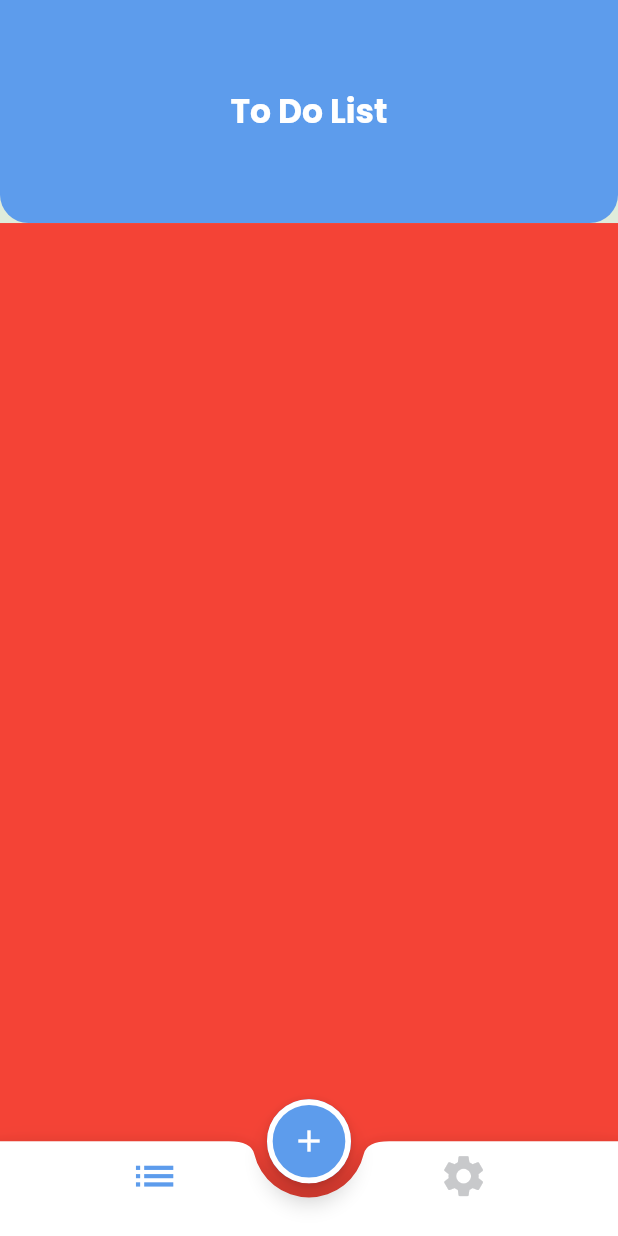
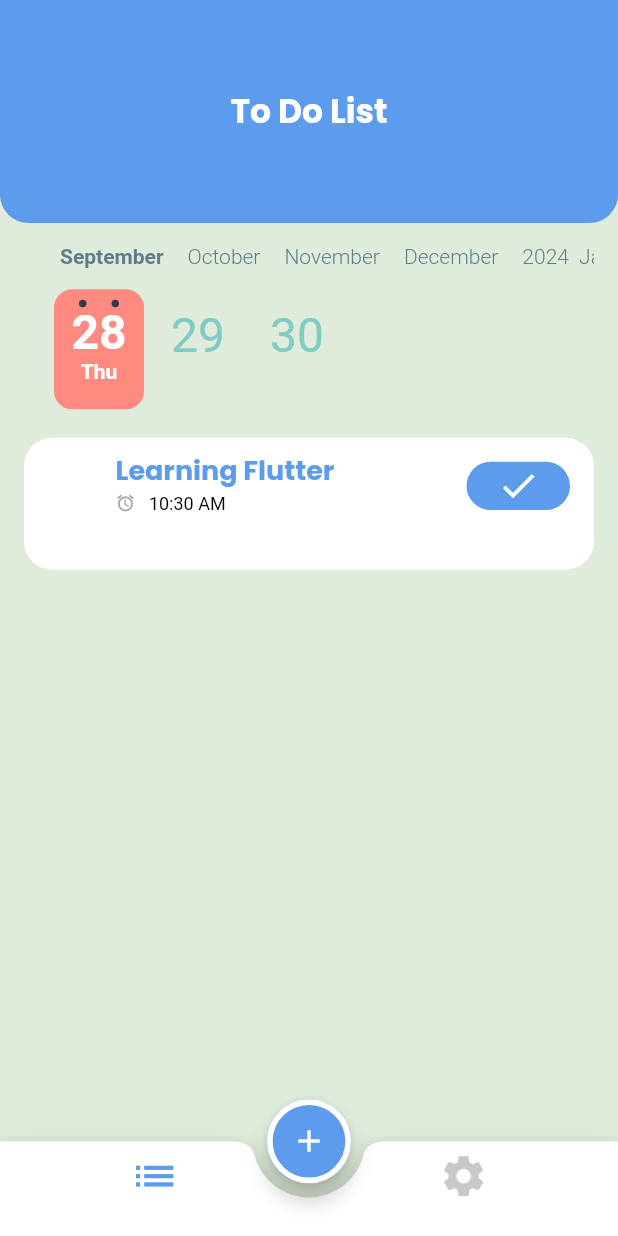
Before and after one commit to heshamgasser/todo_list, a Flutter app: the screen it shows after launch, on a phone screen of 412 x 824 dp. Run offline on Flutter 3.47's test engine with Material 2 defaults, Android fonts, the phone set to English and light mode, and no system bars; drawn by our look-alikes of calendar_timeline; our stand-ins replace flutter_screenutil, google_fonts, shared_preferences; generated files the repository leaves out were written again.

Commit message:
complete add Task UI design

```diff
--- a/lib/provider/add_task_provider.dart
+++ b/lib/provider/add_task_provider.dart
@@ -5,6 +5,14 @@ class AddTaskProvider extends ChangeNotifier {
 
   DateTime? date = DateUtils.dateOnly(DateTime.now());
   TimeOfDay? time = TimeOfDay.now();
+
+  bool taskDone = false;
+
+  void changeTaskStatus (){
+    taskDone = !taskDone;
+    notifyListeners();
+  }
+
 
   void formValidate(BuildContext context) {
     if (formKey.currentState!.validate()) {
--- a/lib/tabs/task_tabs.dart
+++ b/lib/tabs/task_tabs.dart
@@ -1,12 +1,93 @@
+import 'package:calendar_timeline/calendar_timeline.dart';
 import 'package:flutter/material.dart';
+import 'package:flutter_screenutil/flutter_screenutil.dart';
+import 'package:provider/provider.dart';
+import 'package:todo/provider/add_task_provider.dart';
+import 'package:todo/style/app_colors.dart';
 
 class TasksTab extends StatelessWidget {
   const TasksTab({super.key});
 
   @override
   Widget build(BuildContext context) {
-    return Container(
-      color: Colors.red,
+
+    return ChangeNotifierProvider(
+      create: (context) => AddTaskProvider(),
+      builder: (context, child) {
+        var pro = Provider.of<AddTaskProvider>(context);
+
+        return Padding(
+          padding: EdgeInsets.symmetric(horizontal: 16.w, vertical: 15.h),
+          child: Column(
+            children: [
+              CalendarTimeline(
+                initialDate: DateTime.now(),
+                firstDate: DateTime.now().subtract(
+                  Duration(days: 365 * 2),
+                ),
+                lastDate: DateTime.now().add(
+                  Duration(days: 365 * 2),
+                ),
+                onDateSelected: (date) => print(date),
+                leftMargin: 20,
+                monthColor: Colors.blueGrey,
+                dayColor: Colors.teal[200],
+                activeDayColor: Colors.white,
+                activeBackgroundDayColor: Colors.redAccent[100],
+                dotsColor: Color(0xFF333A47),
+                selectableDayPredicate: (date) => date.day != 23,
+                locale: 'en_ISO',
+              ),
+              SizedBox(height: 20.h),
+              ListTile(
+                tileColor: Colors.white,
+                shape: RoundedRectangleBorder(
+                  borderRadius: BorderRadius.circular(20.r),
+                ),
+                leading: SizedBox(
+                  height: 62.h,
+                  child: VerticalDivider(
+                    color: Colors.black,
+                    thickness: 4.w,
+                  ),
+                ),
+                title: Text(
+                  'Learning Flutter',
+                  style: Theme.of(context).textTheme.headlineLarge,
+                ),
+                trailing: InkWell(
+                  onTap: () {
+                    pro.changeTaskStatus();
+                  },
+                  child: pro.taskDone ? Text('Done!', style: Theme.of(context).textTheme.headlineMedium,) : Container(
+                    width: 69.w,
+                    height: 34.h,
+                    decoration: BoxDecoration(
+                      color: AppColors.lightTaskColor,
+                      borderRadius: BorderRadius.circular(20.r),
+                    ),
+                    child: Icon(Icons.done, size: 30.r, color: Colors.white,),
+                  ),
+                ),
+                subtitle: Row(
+                  children: [
+                    Icon(Icons.alarm , size: 14.r, color: AppColors.lightDateColor,),
+                    SizedBox(width: 9.w,),
+                    Text(
+                      '10:30 AM',
+                      style: Theme.of(context).textTheme.displaySmall,
+                    ),
+                  ],
+                ),
+                isThreeLine: true,
+                horizontalTitleGap:5.w,
+              ),
+
+            ],
+          ),
+        );
+      },
+
     );
   }
 }
--- a/pubspec.yaml
+++ b/pubspec.yaml
@@ -42,6 +42,7 @@ dependencies:
     sdk: flutter
   intl: any
   flutter_screenutil: ^5.9.0
+  calendar_timeline: ^1.1.2
 
 dev_dependencies:
   flutter_test:
```
Also changed, not shown: pubspec.lock.
